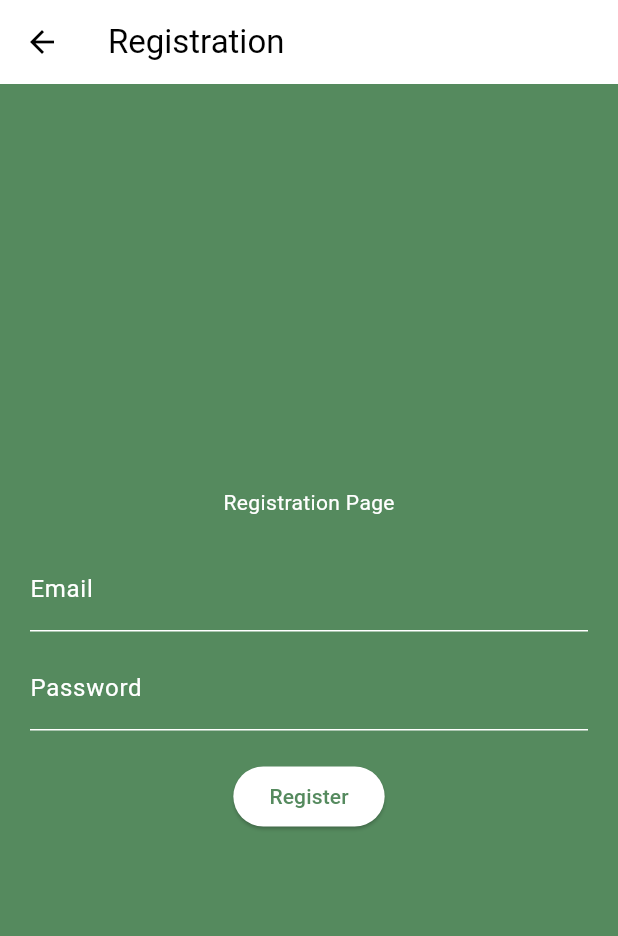
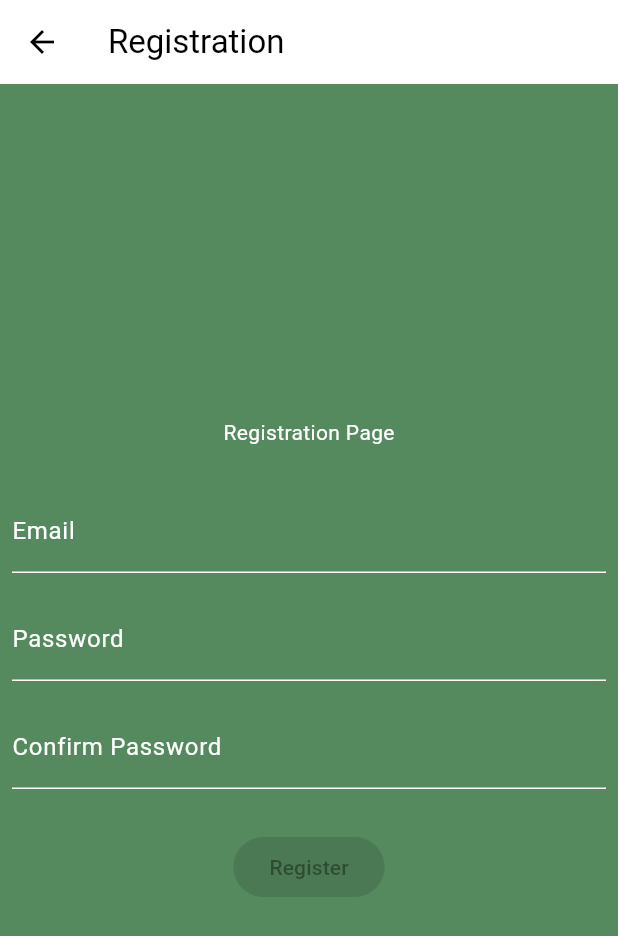
Before and after one commit to Pungent2001/KFUPM_Chat, a Flutter app: the screen it shows after launch, after a tap on "Register", on a phone screen of 412 x 824 dp. Shown: the top 936 px of the screen. Run offline on Flutter 3.47's test engine with Material 3 defaults, Android fonts, the phone set to English and light mode, and no system bars; network calls fail.

Commit message:
Added API communication + password validation

```diff
--- a/lib/main.dart
+++ b/lib/main.dart
@@ -1,4 +1,6 @@
 import 'package:flutter/material.dart';
+import 'package:http/http.dart' as http;
+import 'dart:convert';
 
 void main() {
   runApp(MyApp());
@@ -11,13 +13,16 @@
       title: 'kfupm chat',
       theme: ThemeData(
         colorScheme: ColorScheme.fromSwatch()
-            .copyWith(secondary: Color.fromRGBO(85, 138, 94, 1)),
+            .copyWith(secondary: const Color.fromRGBO(85, 138, 94, 1)),
         visualDensity: VisualDensity.adaptivePlatformDensity,
-        scaffoldBackgroundColor:
-            Color.fromRGBO(85, 138, 94, 1), // RGB(85,138,94) for background
-        textTheme: TextTheme(
+        scaffoldBackgroundColor: const Color.fromRGBO(
+            85, 138, 94, 1), // RGB(85,138,94) for background
+        textTheme: const TextTheme(
+          // ignore: deprecated_member_use
           bodyText1: TextStyle(color: Colors.white), // White text color
+          // ignore: deprecated_member_use
           bodyText2: TextStyle(color: Colors.white), // White text color
+          // ignore: deprecated_member_use
           button: TextStyle(
               color: Color.fromRGBO(
                   85, 138, 94, 1)), // RGB(85,138,94) for button text
@@ -29,11 +34,27 @@
 }
 
 class HomePage extends StatelessWidget {
+  Future<void> fetchData() async {
+    final url =
+        'https://fa9e-2001-16a2-c0ba-36fa-1698-4f09-6d44-15f8.ngrok-free.app/api/';
+    final response = await http.get(Uri.parse(url));
+
+    if (response.statusCode == 200) {
+      // If the server returns a 200 OK response, parse the JSON
+      final jsonData = jsonDecode(response.body);
+      print('JSON Data: $jsonData');
+      // Handle the JSON data as needed
+    } else {
+      // If the server returns an error response, throw an exception
+      throw Exception('Failed to load data');
+    }
+  }
+
   @override
   Widget build(BuildContext context) {
     return Scaffold(
       appBar: AppBar(
-        title: Text('Home'),
+        title: const Text('Home'),
       ),
       body: Center(
         child: Column(
@@ -43,41 +64,47 @@
               'https://upload.wikimedia.org/wikipedia/ar/archive/3/37/20180719130502%21King_Fahd_University_of_Petroleum_%26_Minerals_Logo.png',
               height: 150,
             ),
-            SizedBox(height: 20),
-            Row(
-              mainAxisAlignment: MainAxisAlignment.center,
-              children: [
+            const SizedBox(height: 20),
             ElevatedButton(
+              onPressed: () {
+                fetchData();
+              },
               style: ElevatedButton.styleFrom(
                 backgroundColor: Colors.white, // White button color
-                    foregroundColor: Color.fromRGBO(
+                foregroundColor: const Color.fromRGBO(
                     85, 138, 94, 1), // RGB(85,138,94) for button text
               ),
+              child: const Text('Fetch Data'),
+            ),
+            const SizedBox(height: 20),
+            ElevatedButton(
               onPressed: () {
                 Navigator.push(
                   context,
-                      MaterialPageRoute(
-                          builder: (context) => RegistrationPage()),
+                  MaterialPageRoute(builder: (context) => RegistrationPage()),
                 );
               },
-                  child: Text('Register'),
-                ),
-                SizedBox(width: 20),
-                ElevatedButton(
               style: ElevatedButton.styleFrom(
                 backgroundColor: Colors.white, // White button color
-                    foregroundColor: Color.fromRGBO(
+                foregroundColor: const Color.fromRGBO(
                     85, 138, 94, 1), // RGB(85,138,94) for button text
               ),
+              child: const Text('Register'),
+            ),
+            const SizedBox(height: 20),
+            ElevatedButton(
               onPressed: () {
                 Navigator.push(
                   context,
                   MaterialPageRoute(builder: (context) => SignInPage()),
                 );
               },
-                  child: Text('Sign In'),
+              style: ElevatedButton.styleFrom(
+                backgroundColor: Colors.white, // White button color
+                foregroundColor: const Color.fromRGBO(
+                    85, 138, 94, 1), // RGB(85,138,94) for button text
               ),
-              ],
+              child: const Text('Sign In'),
             ),
           ],
         ),
@@ -86,72 +113,108 @@
   }
 }
 
-class RegistrationPage extends StatelessWidget {
+class RegistrationPage extends StatefulWidget {
+  @override
+  _RegistrationPageState createState() => _RegistrationPageState();
+}
+
+class _RegistrationPageState extends State<RegistrationPage> {
+  TextEditingController _emailController = TextEditingController();
+  TextEditingController _passwordController = TextEditingController();
+  TextEditingController _confirmPasswordController = TextEditingController();
+  bool _registerButtonEnabled = false;
+
   @override
   Widget build(BuildContext context) {
     return Scaffold(
       appBar: AppBar(
-        title: Text('Registration'),
+        title: const Text('Registration'),
       ),
       body: Center(
         child: Column(
           mainAxisAlignment: MainAxisAlignment.center,
           children: [
-            Text('Registration Page',
+            const Text('Registration Page',
                 style: TextStyle(color: Colors.white)), // White text color
-            SizedBox(height: 20),
+            const SizedBox(height: 20),
             Padding(
-              padding: const EdgeInsets.symmetric(horizontal: 20),
+              padding: const EdgeInsets.all(8.0),
               child: TextField(
+                controller: _emailController,
                 decoration: InputDecoration(
                   labelText: 'Email',
-                  labelStyle:
-                      TextStyle(color: Colors.white), // White text color
+                  labelStyle: TextStyle(color: Colors.white),
+                ),
+                onChanged: (_) => _updateRegisterButton(),
               ),
             ),
-            ),
-            SizedBox(height: 10),
             Padding(
-              padding: const EdgeInsets.symmetric(horizontal: 20),
+              padding: const EdgeInsets.all(8.0),
               child: TextField(
+                controller: _passwordController,
                 decoration: InputDecoration(
                   labelText: 'Password',
-                  labelStyle:
-                      TextStyle(color: Colors.white), // White text color
+                  labelStyle: TextStyle(color: Colors.white),
                 ),
                 obscureText: true,
+                onChanged: (_) => _updateRegisterButton(),
               ),
             ),
-            SizedBox(height: 20),
+            Padding(
+              padding: const EdgeInsets.all(8.0),
+              child: TextField(
+                controller: _confirmPasswordController,
+                decoration: InputDecoration(
+                  labelText: 'Confirm Password',
+                  labelStyle: TextStyle(color: Colors.white),
+                ),
+                obscureText: true,
+                onChanged: (_) => _updateRegisterButton(),
+              ),
+            ),
+            const SizedBox(height: 20),
             ElevatedButton(
-              onPressed: () {
-                // Show registration success dialog
+              onPressed: _registerButtonEnabled ? _register : null,
+              style: ElevatedButton.styleFrom(
+                backgroundColor: _registerButtonEnabled
+                    ? Colors.white
+                    : Colors.grey, // White button color
+                foregroundColor: const Color.fromRGBO(
+                    85, 138, 94, 1), // RGB(85,138,94) for button text
+              ),
+              child: const Text('Register'),
+            ),
+          ],
+        ),
+      ),
+    );
+  }
+
+  void _updateRegisterButton() {
+    setState(() {
+      _registerButtonEnabled = _emailController.text.isNotEmpty &&
+          _passwordController.text.isNotEmpty &&
+          _confirmPasswordController.text.isNotEmpty &&
+          _passwordController.text == _confirmPasswordController.text;
+    });
+  }
+
+  void _register() {
+    // Perform registration logic here
     showDialog(
       context: context,
       builder: (_) => AlertDialog(
-                    title: Text('Success'),
-                    content: Text('You have been successfully registered!'),
+        title: const Text('Success'),
+        content: const Text('Registration successful!'),
         actions: [
           TextButton(
             onPressed: () {
               Navigator.pop(context); // Close dialog
               Navigator.pop(context); // Go back to home page
             },
-                        child: Text('OK'),
+            child: const Text('OK'),
           ),
         ],
-                  ),
-                );
-              },
-              style: ElevatedButton.styleFrom(
-                backgroundColor: Colors.white, // White button color
-                foregroundColor: Color.fromRGBO(
-                    85, 138, 94, 1), // RGB(85,138,94) for button text
-              ),
-              child: Text('Register'),
-            ),
-          ],
-        ),
       ),
     );
   }
@@ -162,51 +225,48 @@
   Widget build(BuildContext context) {
     return Scaffold(
       appBar: AppBar(
-        title: Text('Sign In'),
+        title: const Text('Sign In'),
       ),
       body: Center(
         child: Column(
           mainAxisAlignment: MainAxisAlignment.center,
           children: [
-            Text('Sign In Page',
+            const Text('Sign In Page',
                 style: TextStyle(color: Colors.white)), // White text color
-            SizedBox(height: 20),
+            const SizedBox(height: 20),
             Padding(
-              padding: const EdgeInsets.symmetric(horizontal: 20),
+              padding: const EdgeInsets.all(8.0),
               child: TextField(
                 decoration: InputDecoration(
                   labelText: 'Email',
-                  labelStyle:
-                      TextStyle(color: Colors.white), // White text color
+                  labelStyle: TextStyle(color: Colors.white),
                 ),
               ),
             ),
-            SizedBox(height: 10),
             Padding(
-              padding: const EdgeInsets.symmetric(horizontal: 20),
+              padding: const EdgeInsets.all(8.0),
               child: TextField(
                 decoration: InputDecoration(
                   labelText: 'Password',
-                  labelStyle:
-                      TextStyle(color: Colors.white), // White text color
+                  labelStyle: TextStyle(color: Colors.white),
                 ),
                 obscureText: true,
               ),
             ),
-            SizedBox(height: 20),
+            const SizedBox(height: 20),
             ElevatedButton(
               onPressed: () {
                 Navigator.push(
                   context,
-                  MaterialPageRoute(builder: (context) => ChatPage()),
+                  MaterialPageRoute(builder: (context) => ConversationsPage()),
                 );
               },
               style: ElevatedButton.styleFrom(
                 backgroundColor: Colors.white, // White button color
-                foregroundColor: Color.fromRGBO(
+                foregroundColor: const Color.fromRGBO(
                     85, 138, 94, 1), // RGB(85,138,94) for button text
               ),
-              child: Text('Continue'),
+              child: const Text('Sign In'),
             ),
           ],
         ),
@@ -215,15 +275,15 @@
   }
 }
 
-class ChatPage extends StatelessWidget {
+class ConversationsPage extends StatelessWidget {
   @override
   Widget build(BuildContext context) {
     return Scaffold(
       appBar: AppBar(
-        title: Text('Chats'),
+        title: const Text('Conversations'),
       ),
-      body: Center(
-        child: Text('Chat Page (Placeholder)',
+      body: const Center(
+        child: Text('Conversations Page (Placeholder)',
             style: TextStyle(color: Colors.white)), // White text color
       ),
     );
--- a/pubspec.yaml
+++ b/pubspec.yaml
@@ -35,6 +35,7 @@ dependencies:
   # The following adds the Cupertino Icons font to your application.
   # Use with the CupertinoIcons class for iOS style icons.
   cupertino_icons: ^1.0.6
+  http: ^1.2.1
 
 dev_dependencies:
   flutter_test:
```
Also changed, not shown: pubspec.lock. Lines whose indentation alone changed are shown as unchanged.
